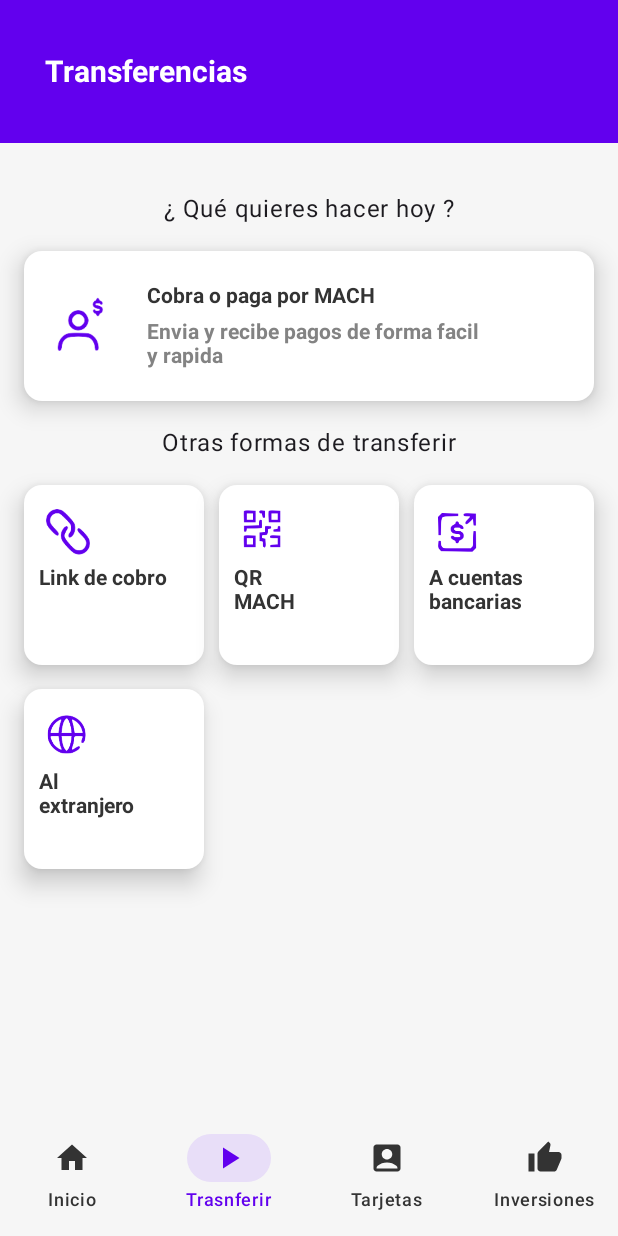
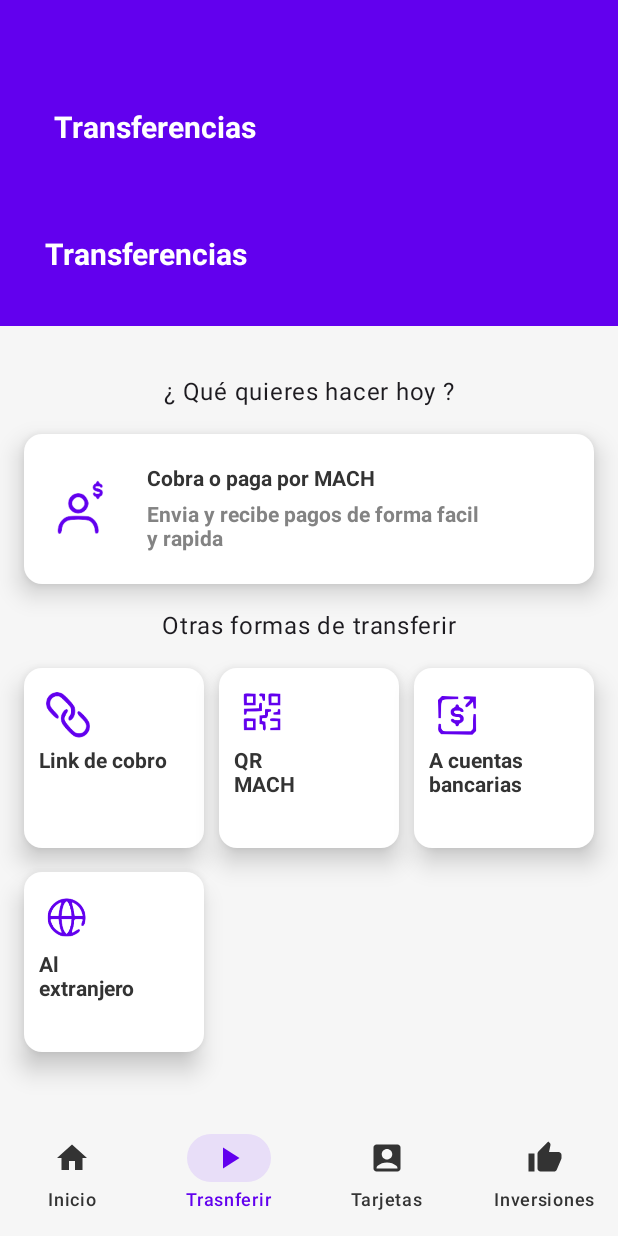
Before and after one commit to PabloZuVal/Mach, an Android app built with Jetpack Compose: the screen it shows after launch (MainActivity), item 2 of the bottom bar chosen, on a phone screen of 412 x 824 dp. Run offline under Robolectric (Android 15) with nearby library versions, the light colour scheme and no system bars; our stand-ins replace Dagger/Hilt's generated code, accompanist.

Commit message:
🎨 Add top bar custom

```diff
--- a/app/src/main/java/com/pablozv/mach/MainActivity.kt
+++ b/app/src/main/java/com/pablozv/mach/MainActivity.kt
@@ -8,6 +8,7 @@
 import androidx.compose.foundation.layout.fillMaxSize
 import androidx.compose.foundation.layout.padding
 import androidx.compose.material3.Scaffold
+import androidx.compose.runtime.Composable
 import androidx.compose.runtime.mutableStateOf
 import androidx.compose.runtime.remember
 import androidx.compose.ui.Modifier
@@ -34,6 +35,7 @@
                 val navController = rememberNavController()
                 val bottonSheetController = remember { BottonSheetController() }
                 val showTopBarController = remember { mutableStateOf(true) }
+                val topBarConfig = remember { mutableStateOf<@Composable () -> Unit>({}) }
 
                 val systemUiController = rememberSystemUiController()
                 val statusBarColor = Color(0xFF6200EE) // Define el color deseado
@@ -46,7 +48,7 @@
 
                 Scaffold(
                     modifier = Modifier.fillMaxSize(),
-//                    topBar = { if (showTopBarController.value) { TopBar() }},
+                    topBar = { if (showTopBarController.value) { topBarConfig.value() } },
                     bottomBar = { BottomNavigationMenu(navController = navController) }
                 ) { innerPadding ->
                     Column (
@@ -58,7 +60,8 @@
                         NavigationController(
                             navController = navController,
                             bottonSheetController = bottonSheetController,
-                            showTopBarController = showTopBarController)
+                            showTopBarController = showTopBarController,
+                            topBarConfig = topBarConfig)
 
                         BottomSheet(
                             isSheetVisible = bottonSheetController.isVisible,
--- a/app/src/main/java/com/pablozv/mach/core/navigation/NavigationController.kt
+++ b/app/src/main/java/com/pablozv/mach/core/navigation/NavigationController.kt
@@ -2,6 +2,7 @@
 
 import androidx.compose.runtime.Composable
 import androidx.compose.runtime.MutableState
+import androidx.hilt.navigation.compose.hiltViewModel
 import androidx.navigation.NavHostController
 import androidx.navigation.compose.NavHost
 import androidx.navigation.compose.composable
@@ -12,13 +13,15 @@
 import com.pablozv.mach.feature.tarjetas.ui.TarjetasScreen
 import com.pablozv.mach.feature.transferencia.ui.TransferenciaScreen
 import com.pablozv.mach.feature.voucher.ui.VoucherScreen
+import com.pablozv.mach.ui.composable.TopBar
 
 
 @Composable
 fun NavigationController(
     navController: NavHostController,
     bottonSheetController: BottonSheetController,
-    showTopBarController: MutableState<Boolean>
+    showTopBarController: MutableState<Boolean>,
+    topBarConfig: MutableState<@Composable () -> Unit>
 ){
 
     val routeItem = listOf(
@@ -26,27 +29,49 @@
             route = "Inicio",
             content = {
                 showTopBarController.value = true
-                InicioScreen(bottonSheetController = bottonSheetController,)
+                topBarConfig.value = {
+                    TopBar(title = "Inicio")
+                }
+                InicioScreen(bottonSheetController = bottonSheetController)
             }
         ),
         NavComposable(
             route = "Transferir",
             content = {
-                showTopBarController.value = false
+                showTopBarController.value = true
+                topBarConfig.value = {
+                    TopBar(title = "Transferir", showBackButton = true, onBackClick = { navController.popBackStack() })
+                }
                 TransferenciaScreen(onNavigateToVouchers = { navController.navigate("Vouchers") },
             ) }
         ),
         NavComposable(
             route = "Tarjetas",
-            content = { TarjetasScreen() }
+            content = {
+                topBarConfig.value = {
+                    TopBar(title = "Tarjetas")
+                }
+                TarjetasScreen()
+            }
         ),
         NavComposable(
             route = "Inversiones",
-            content = { InversionesScreen() }
+            content = {
+                topBarConfig.value = {
+                    TopBar(title = "Inversiones")
+                }
+                InversionesScreen()
+            }
         ),
         NavComposable(
             route = "Voucher",
-            content = { VoucherScreen() }
+            content = {
+                showTopBarController.value = true
+                topBarConfig.value = {
+                    TopBar(title = "Voucher")
+                }
+                VoucherScreen()
+            }
         ),
     )
 
--- a/app/src/main/java/com/pablozv/mach/ui/composable/Topbar.kt
+++ b/app/src/main/java/com/pablozv/mach/ui/composable/Topbar.kt
@@ -1,6 +1,7 @@
 package com.pablozv.mach.ui.composable
 
 import androidx.compose.foundation.background
+import androidx.compose.foundation.clickable
 import androidx.compose.foundation.layout.Arrangement
 import androidx.compose.foundation.layout.Box
 import androidx.compose.foundation.layout.Row
@@ -9,45 +10,146 @@
 import androidx.compose.foundation.layout.padding
 import androidx.compose.foundation.layout.width
 import androidx.compose.material.icons.Icons
+import androidx.compose.material.icons.filled.Add
 import androidx.compose.material.icons.filled.AddCircle
+import androidx.compose.material.icons.filled.ArrowBack
 import androidx.compose.material.icons.filled.Build
+import androidx.compose.material.icons.filled.Info
 import androidx.compose.material.icons.filled.Menu
+import androidx.compose.material.icons.filled.Notifications
 import androidx.compose.material3.Icon
 import androidx.compose.material3.MaterialTheme
 import androidx.compose.material3.Text
 import androidx.compose.runtime.Composable
+import androidx.compose.ui.Alignment
 import androidx.compose.ui.Modifier
+import androidx.compose.ui.graphics.Color
+import androidx.compose.ui.text.TextStyle
+import androidx.compose.ui.text.font.FontWeight
 import androidx.compose.ui.tooling.preview.Preview
 import androidx.compose.ui.unit.dp
+import androidx.compose.ui.unit.sp
 import com.pablozv.mach.ui.theme.MachTheme
 
 @Composable
-fun TopBar(){
+fun TopBar(
+    title: String,
+    showBackButton: Boolean = false,
+    onBackClick: (() -> Unit)? = null
+){
     Box( modifier = Modifier
         .fillMaxWidth()
-        .background(
-            MaterialTheme.colorScheme.primary
-        )
+        .background(MaterialTheme.colorScheme.primary)
     ){
 
         Row(
             modifier = Modifier.
-            padding(top = 48.dp, bottom = 0.dp, start = 16.dp, end = 16.dp)
-        ){
+            padding(top = 48.dp, bottom = 10.dp, start = 16.dp, end = 16.dp)
+        ) {
+//            if (showBackButton) {
+//                Icon(
+//                    imageVector = Icons.Default.ArrowBack,
+//                    contentDescription = "Back",
+//                    tint = MaterialTheme.colorScheme.onPrimary,
+//                    modifier = Modifier.clickable { onBackClick?.invoke() }
+//                )
+//                Spacer(modifier = Modifier.width(16.dp))
+//            }
 
-            Icon(imageVector = Icons.Default.Menu, contentDescription = "Menu",
-                tint = MaterialTheme.colorScheme.onPrimary)
-            Spacer(modifier = Modifier.width(16.dp))
-            Text(" ¡Hola Pablo!",
-                color = MaterialTheme.colorScheme.onPrimary)
+            if (title == "Inicio") {
+                Row(
+                    modifier = Modifier.fillMaxWidth(),
+                    horizontalArrangement = Arrangement.SpaceBetween,
+                    verticalAlignment = Alignment.CenterVertically
+                ) {
+                    Row {
+                        Icon(
+                            imageVector = Icons.Default.Menu,
+                            contentDescription = "Menu",
+                            tint = MaterialTheme.colorScheme.onPrimary
+                        )
 
-            Row(modifier = Modifier.weight(1f),
-                horizontalArrangement = Arrangement.End) {
-                Icon(imageVector = Icons.Default.Build, contentDescription = "Menu",
-                    tint = MaterialTheme.colorScheme.onPrimary)
-                Spacer(modifier = Modifier.width(8.dp))
-                Icon(imageVector = Icons.Default.AddCircle, contentDescription = "Menu",
-                    tint = MaterialTheme.colorScheme.onPrimary)
+                        Spacer(modifier = Modifier.width(14.dp))
+
+                        Text(
+                            text = "¡Hola Pablo!",
+                            color = MaterialTheme.colorScheme.onPrimary,
+                            style = MaterialTheme.typography.titleMedium
+                        )
+                    }
+
+                    Row {
+                        Icon(
+                            imageVector = Icons.Default.Notifications,
+                            contentDescription = "Notifications",
+                            tint = MaterialTheme.colorScheme.onPrimary
+                        )
+                        Spacer(modifier = Modifier.width(16.dp))
+                        Icon(
+                            imageVector = Icons.Default.Info,
+                            contentDescription = "Help",
+                            tint = MaterialTheme.colorScheme.onPrimary
+                        )
+                    }
+                }
+            }
+
+            if (title == "Transferir") {
+                Box(
+                    modifier = Modifier
+                        .fillMaxWidth()
+                        .background(MaterialTheme.colorScheme.primary)
+                ) {
+                    Text(
+                        "Transferencias",
+                        modifier = Modifier
+                            .padding(top = 25.dp, start = 20.dp, end = 25.dp, bottom = 15.dp)
+                            .align(Alignment.CenterStart),
+                        color = Color.White,
+                        style = TextStyle(
+                            fontSize = 20.sp,
+                            fontWeight = FontWeight.Bold
+                        )
+                    )
+                }
+            }
+            if (title == "Tarjetas") {
+                Box(
+                    modifier = Modifier
+                        .fillMaxWidth()
+                        .background(MaterialTheme.colorScheme.primary)
+                ) {
+                    Text(
+                        "Tarjetas",
+                        modifier = Modifier
+                            .padding(top = 25.dp, start = 20.dp, end = 25.dp, bottom = 15.dp)
+                            .align(Alignment.CenterStart),
+                        color = Color.White,
+                        style = TextStyle(
+                            fontSize = 20.sp,
+                            fontWeight = FontWeight.Bold
+                        )
+                    )
+                }
+            }
+            if (title == "Inversiones") {
+                Box(
+                    modifier = Modifier
+                        .fillMaxWidth()
+                        .background(MaterialTheme.colorScheme.primary)
+                ) {
+                    Text(
+                        "Mis inversiones",
+                        modifier = Modifier
+                            .padding(top = 25.dp, start = 20.dp, end = 25.dp, bottom = 0.dp)
+                            .align(Alignment.CenterStart),
+                        color = Color.White,
+                        style = TextStyle(
+                            fontSize = 20.sp,
+                            fontWeight = FontWeight.Bold
+                        )
+                    )
+                }
             }
 
         }
@@ -59,6 +161,6 @@
 @Composable
 fun PreviewTopBar(){
     MachTheme {
-        TopBar()
+        TopBar( title = "Inversiones")
     }
 }
```
